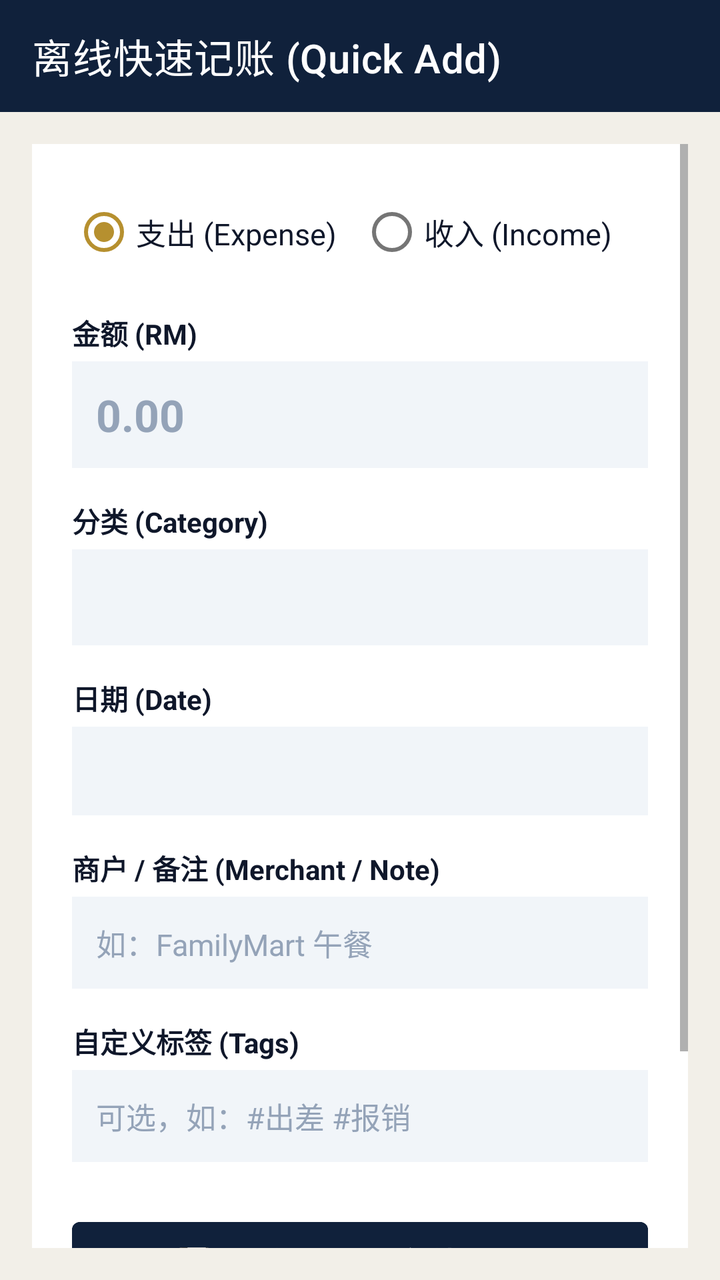
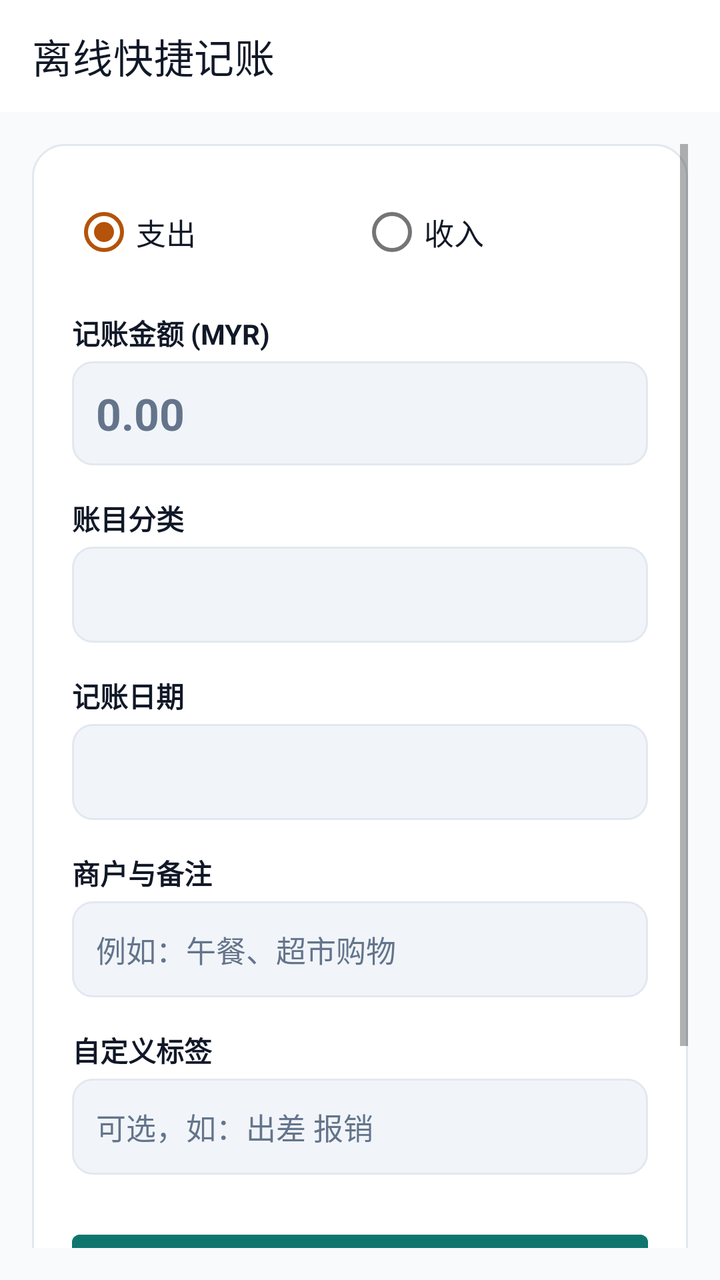

Compare the two renders of this Android layout. The source of the first and the diff that turns it into the second are given below.
<!-- AndroidManifest.xml: application theme Theme.MyLedgerCompanion -->
<!-- res/layout/activity_quick_add.xml -->
<?xml version="1.0" encoding="utf-8"?>
<LinearLayout xmlns:android="http://schemas.android.com/apk/res/android"
    xmlns:app="http://schemas.android.com/apk/res-auto"
    android:layout_width="match_parent"
    android:layout_height="match_parent"
    android:orientation="vertical"
    android:background="@color/background">

    
    <androidx.appcompat.widget.Toolbar
        android:id="@+id/toolbar"
        android:layout_width="match_parent"
        android:layout_height="?attr/actionBarSize"
        android:background="@color/navy_primary"
        app:titleTextColor="@color/white"
        app:title="离线快速记账 (Quick Add)" />

    <ScrollView
        android:layout_width="match_parent"
        android:layout_height="match_parent"
        android:padding="16dp">

        <LinearLayout
            android:layout_width="match_parent"
            android:layout_height="wrap_content"
            android:orientation="vertical"
            android:background="@color/card_bg"
            android:padding="20dp"
            android:elevation="2dp">

            
            <RadioGroup
                android:id="@+id/typeRadioGroup"
                android:layout_width="match_parent"
                android:layout_height="wrap_content"
                android:orientation="horizontal"
                android:layout_marginBottom="16dp">

                <RadioButton
                    android:id="@+id/radioExpense"
                    android:layout_width="0dp"
                    android:layout_height="wrap_content"
                    android:layout_weight="1"
                    android:text="支出 (Expense)"
                    android:textColor="@color/text_main"
                    android:checked="true"
                    android:textSize="15sp" />

                <RadioButton
                    android:id="@+id/radioIncome"
                    android:layout_width="0dp"
                    android:layout_height="wrap_content"
                    android:layout_weight="1"
                    android:text="收入 (Income)"
                    android:textColor="@color/text_main"
                    android:textSize="15sp" />
            </RadioGroup>

            
            <TextView
                android:layout_width="wrap_content"
                android:layout_height="wrap_content"
                android:text="金额 (RM)"
                android:textStyle="bold"
                android:textColor="@color/text_main"
                android:textSize="14sp"
                android:layout_marginBottom="4dp" />

            <EditText
                android:id="@+id/amountEditText"
                android:layout_width="match_parent"
                android:layout_height="wrap_content"
                android:hint="0.00"
                android:inputType="numberDecimal"
                android:textSize="22sp"
                android:textStyle="bold"
                android:textColor="@color/input_text"
                android:textColorHint="@color/input_hint"
                android:padding="12dp"
                android:background="@color/input_bg"
                android:layout_marginBottom="16dp" />

            
            <TextView
                android:layout_width="wrap_content"
                android:layout_height="wrap_content"
                android:text="分类 (Category)"
                android:textStyle="bold"
                android:textColor="@color/text_main"
                android:textSize="14sp"
                android:layout_marginBottom="4dp" />

            <Spinner
                android:id="@+id/categorySpinner"
                android:layout_width="match_parent"
                android:layout_height="48dp"
                android:background="@color/input_bg"
                android:padding="8dp"
                android:layout_marginBottom="16dp" />

            
            <TextView
                android:layout_width="wrap_content"
                android:layout_height="wrap_content"
                android:text="日期 (Date)"
                android:textStyle="bold"
                android:textColor="@color/text_main"
                android:textSize="14sp"
                android:layout_marginBottom="4dp" />

            <EditText
                android:id="@+id/dateEditText"
                android:layout_width="match_parent"
                android:layout_height="wrap_content"
                android:focusable="false"
                android:clickable="true"
                android:padding="12dp"
                android:background="@color/input_bg"
                android:textSize="15sp"
                android:textColor="@color/input_text"
                android:textColorHint="@color/input_hint"
                android:layout_marginBottom="16dp" />

            
            <TextView
                android:layout_width="wrap_content"
                android:layout_height="wrap_content"
                android:text="商户 / 备注 (Merchant / Note)"
                android:textStyle="bold"
                android:textColor="@color/text_main"
                android:textSize="14sp"
                android:layout_marginBottom="4dp" />

            <EditText
                android:id="@+id/noteEditText"
                android:layout_width="match_parent"
                android:layout_height="wrap_content"
                android:hint="如：FamilyMart 午餐"
                android:padding="12dp"
                android:background="@color/input_bg"
                android:textSize="15sp"
                android:textColor="@color/input_text"
                android:textColorHint="@color/input_hint"
                android:layout_marginBottom="16dp" />

            
            <TextView
                android:layout_width="wrap_content"
                android:layout_height="wrap_content"
                android:text="自定义标签 (Tags)"
                android:textStyle="bold"
                android:textColor="@color/text_main"
                android:textSize="14sp"
                android:layout_marginBottom="4dp" />

            <EditText
                android:id="@+id/tagEditText"
                android:layout_width="match_parent"
                android:layout_height="wrap_content"
                android:hint="可选，如：#出差 #报销"
                android:padding="12dp"
                android:background="@color/input_bg"
                android:textSize="15sp"
                android:textColor="@color/input_text"
                android:textColorHint="@color/input_hint"
                android:layout_marginBottom="24dp" />

            
            <Button
                android:id="@+id/saveButton"
                android:layout_width="match_parent"
                android:layout_height="52dp"
                android:backgroundTint="@color/navy_primary"
                android:text="💾 保存记录 (离线优先)"
                android:textColor="@color/white"
                android:textStyle="bold"
                android:textSize="16sp" />

            
            <Button
                android:id="@+id/btnGoToFullLedger"
                style="?attr/materialButtonOutlinedStyle"
                android:layout_width="match_parent"
                android:layout_height="wrap_content"
                android:layout_marginTop="16dp"
                android:padding="12dp"
                android:text="✨ 需要记储蓄、账户扣减或分期？\n前往高级记账大厅"
                android:textColor="@color/navy_primary"
                android:textSize="13sp"
                app:strokeColor="@color/navy_primary" />

        </LinearLayout>
    </ScrollView>

</LinearLayout>
<!-- resources referenced by this layout -->
<resources>
  <color name="background">#F2EFE8</color>
  <color name="card_bg">#FFFFFF</color>
  <color name="input_bg">#F1F5F9</color>
  <color name="input_hint">#94A3B8</color>
  <color name="input_text">#0F172A</color>
  <color name="navy_primary">#10213B</color>
  <color name="text_main">#0F172A</color>
  <color name="white">#FFFFFF</color>
  <style name="Theme.MyLedgerCompanion" parent="Theme.MaterialComponents.DayNight.NoActionBar">
          <item name="colorPrimary">@color/navy_primary</item>
          <item name="colorPrimaryVariant">@color/navy_secondary</item>
          <item name="colorOnPrimary">@color/white</item>
          <item name="colorSecondary">@color/gold_accent</item>
          <item name="android:statusBarColor">@color/navy_primary</item>
          <item name="android:navigationBarColor">@color/navy_primary</item>
          <item name="android:windowBackground">@color/background</item>
      </style>
  <color name="navy_secondary">#17324F</color>
  <color name="gold_accent">#B6902F</color>
</resources>

<!-- the commit's change to res/layout/activity_quick_add.xml (unified diff, before → after) -->
@@ -11,9 +11,9 @@
         android:id="@+id/toolbar"
         android:layout_width="match_parent"
         android:layout_height="?attr/actionBarSize"
-        android:background="@color/navy_primary"
-        app:titleTextColor="@color/white"
-        app:title="离线快速记账 (Quick Add)" />
+        android:background="@color/surface"
+        app:titleTextColor="@color/text_primary"
+        app:title="离线快捷记账" />
 
     <ScrollView
         android:layout_width="match_parent"
@@ -24,9 +24,8 @@
             android:layout_width="match_parent"
             android:layout_height="wrap_content"
             android:orientation="vertical"
-            android:background="@color/card_bg"
-            android:padding="20dp"
-            android:elevation="2dp">
+            android:background="@drawable/bg_card_rounded"
+            android:padding="20dp">
 
             
             <RadioGroup
@@ -41,8 +40,8 @@
                     android:layout_width="0dp"
                     android:layout_height="wrap_content"
                     android:layout_weight="1"
-                    android:text="支出 (Expense)"
-                    android:textColor="@color/text_main"
+                    android:text="支出"
+                    android:textColor="@color/text_primary"
                     android:checked="true"
                     android:textSize="15sp" />
 
@@ -51,8 +50,8 @@
                     android:layout_width="0dp"
                     android:layout_height="wrap_content"
                     android:layout_weight="1"
-                    android:text="收入 (Income)"
-                    android:textColor="@color/text_main"
+                    android:text="收入"
+                    android:textColor="@color/text_primary"
                     android:textSize="15sp" />
             </RadioGroup>
 
@@ -60,33 +59,34 @@
             <TextView
                 android:layout_width="wrap_content"
                 android:layout_height="wrap_content"
-                android:text="金额 (RM)"
+                android:text="记账金额 (MYR)"
                 android:textStyle="bold"
-                android:textColor="@color/text_main"
+                android:textColor="@color/text_primary"
                 android:textSize="14sp"
                 android:layout_marginBottom="4dp" />
 
             <EditText
                 android:id="@+id/amountEditText"
                 android:layout_width="match_parent"
-                android:layout_height="wrap_content"
+                android:layout_height="52dp"
                 android:hint="0.00"
                 android:inputType="numberDecimal"
                 android:textSize="22sp"
                 android:textStyle="bold"
-                android:textColor="@color/input_text"
-                android:textColorHint="@color/input_hint"
-                android:padding="12dp"
-                android:background="@color/input_bg"
+                android:textColor="@color/text_primary"
+                android:textColorHint="@color/text_muted"
+                android:paddingStart="12dp"
+                android:paddingEnd="12dp"
+                android:background="@drawable/bg_input_rounded"
                 android:layout_marginBottom="16dp" />
 
             
             <TextView
                 android:layout_width="wrap_content"
                 android:layout_height="wrap_content"
-                android:text="分类 (Category)"
+                android:text="账目分类"
                 android:textStyle="bold"
-                android:textColor="@color/text_main"
+                android:textColor="@color/text_primary"
                 android:textSize="14sp"
                 android:layout_marginBottom="4dp" />
 
@@ -94,7 +94,7 @@
                 android:id="@+id/categorySpinner"
                 android:layout_width="match_parent"
                 android:layout_height="48dp"
-                android:background="@color/input_bg"
+                android:background="@drawable/bg_input_rounded"
                 android:padding="8dp"
                 android:layout_marginBottom="16dp" />
 
@@ -102,77 +102,80 @@
             <TextView
                 android:layout_width="wrap_content"
                 android:layout_height="wrap_content"
-                android:text="日期 (Date)"
+                android:text="记账日期"
                 android:textStyle="bold"
-                android:textColor="@color/text_main"
+                android:textColor="@color/text_primary"
                 android:textSize="14sp"
                 android:layout_marginBottom="4dp" />
 
             <EditText
                 android:id="@+id/dateEditText"
                 android:layout_width="match_parent"
-                android:layout_height="wrap_content"
+                android:layout_height="48dp"
                 android:focusable="false"
                 android:clickable="true"
-                android:padding="12dp"
-                android:background="@color/input_bg"
+                android:paddingStart="12dp"
+                android:paddingEnd="12dp"
+                android:background="@drawable/bg_input_rounded"
                 android:textSize="15sp"
-                android:textColor="@color/input_text"
-                android:textColorHint="@color/input_hint"
+                android:textColor="@color/text_primary"
+                android:textColorHint="@color/text_muted"
                 android:layout_marginBottom="16dp" />
 
             
             <TextView
                 android:layout_width="wrap_content"
                 android:layout_height="wrap_content"
-                android:text="商户 / 备注 (Merchant / Note)"
+                android:text="商户与备注"
                 android:textStyle="bold"
-                android:textColor="@color/text_main"
+                android:textColor="@color/text_primary"
                 android:textSize="14sp"
                 android:layout_marginBottom="4dp" />
 
             <EditText
                 android:id="@+id/noteEditText"
                 android:layout_width="match_parent"
-                android:layout_height="wrap_content"
-                android:hint="如：FamilyMart 午餐"
-                android:padding="12dp"
-                android:background="@color/input_bg"
+                android:layout_height="48dp"
+                android:hint="例如：午餐、超市购物"
+                android:paddingStart="12dp"
+                android:paddingEnd="12dp"
+                android:background="@drawable/bg_input_rounded"
                 android:textSize="15sp"
-                android:textColor="@color/input_text"
-                android:textColorHint="@color/input_hint"
+                android:textColor="@color/text_primary"
+                android:textColorHint="@color/text_muted"
                 android:layout_marginBottom="16dp" />
 
             
             <TextView
                 android:layout_width="wrap_content"
                 android:layout_height="wrap_content"
-                android:text="自定义标签 (Tags)"
+                android:text="自定义标签"
                 android:textStyle="bold"
-                android:textColor="@color/text_main"
+                android:textColor="@color/text_primary"
                 android:textSize="14sp"
                 android:layout_marginBottom="4dp" />
 
             <EditText
                 android:id="@+id/tagEditText"
                 android:layout_width="match_parent"
-                android:layout_height="wrap_content"
-                android:hint="可选，如：#出差 #报销"
-                android:padding="12dp"
-                android:background="@color/input_bg"
+                android:layout_height="48dp"
+                android:hint="可选，如：出差 报销"
+                android:paddingStart="12dp"
+                android:paddingEnd="12dp"
+                android:background="@drawable/bg_input_rounded"
                 android:textSize="15sp"
-                android:textColor="@color/input_text"
-                android:textColorHint="@color/input_hint"
+                android:textColor="@color/text_primary"
+                android:textColorHint="@color/text_muted"
                 android:layout_marginBottom="24dp" />
 
             
             <Button
                 android:id="@+id/saveButton"
                 android:layout_width="match_parent"
-                android:layout_height="52dp"
-                android:backgroundTint="@color/navy_primary"
-                android:text="💾 保存记录 (离线优先)"
-                android:textColor="@color/white"
+                android:layout_height="50dp"
+                android:backgroundTint="@color/primary"
+                android:text="保存账目"
+                android:textColor="@color/on_primary"
                 android:textStyle="bold"
                 android:textSize="16sp" />
 
@@ -184,10 +187,10 @@
                 android:layout_height="wrap_content"
                 android:layout_marginTop="16dp"
                 android:padding="12dp"
-                android:text="✨ 需要记储蓄、账户扣减或分期？\n前往高级记账大厅"
-                android:textColor="@color/navy_primary"
+                android:text="✨ 需要记储蓄、账户扣减或转账？\n前往全功能记账大厅"
+                android:textColor="@color/primary"
                 android:textSize="13sp"
-                app:strokeColor="@color/navy_primary" />
+                app:strokeColor="@color/primary" />
 
         </LinearLayout>
     </ScrollView>
<!-- resource entries referenced after the edit -->
@@ -1,12 +1,32 @@
 <!-- resources referenced by this layout -->
 <resources>
-  <color name="background">#F2EFE8</color>
-  <color name="card_bg">#FFFFFF</color>
-  <color name="input_bg">#F1F5F9</color>
-  <color name="input_hint">#94A3B8</color>
-  <color name="input_text">#0F172A</color>
-  <color name="navy_primary">#10213B</color>
-  <color name="text_main">#0F172A</color>
+  <color name="background">#F8FAFC</color>
+  <color name="on_primary">#FFFFFF</color>
+  <color name="primary">#0F766E</color>
+  <color name="surface">#FFFFFF</color>
+  <color name="text_muted">#64748B</color>
+  <color name="text_primary">#111827</color>
+  <!-- drawable bg_card_rounded (drawable) -->
+  <?xml version="1.0" encoding="utf-8"?>
+  <shape xmlns:android="http://schemas.android.com/apk/res/android"
+      android:shape="rectangle">
+      <solid android:color="@color/surface" />
+      <stroke
+          android:width="1dp"
+          android:color="@color/border_color" />
+      <corners android:radius="16dp" />
+  </shape>
+  <!-- drawable bg_input_rounded (drawable) -->
+  <?xml version="1.0" encoding="utf-8"?>
+  <shape xmlns:android="http://schemas.android.com/apk/res/android"
+      android:shape="rectangle">
+      <solid android:color="@color/surface_subtle" />
+      <stroke
+          android:width="1dp"
+          android:color="@color/border_color" />
+      <corners android:radius="10dp" />
+  </shape>
+  <color name="navy_primary">#0F766E</color>
   <color name="white">#FFFFFF</color>
   <style name="Theme.MyLedgerCompanion" parent="Theme.MaterialComponents.DayNight.NoActionBar">
           <item name="colorPrimary">@color/navy_primary</item>
@@ -17,7 +37,9 @@
           <item name="android:navigationBarColor">@color/navy_primary</item>
           <item name="android:windowBackground">@color/background</item>
       </style>
-  <color name="navy_secondary">#17324F</color>
-  <color name="gold_accent">#B6902F</color>
+  <color name="border_color">#E2E8F0</color>
+  <color name="surface_subtle">#F1F5F9</color>
+  <color name="navy_secondary">#115E59</color>
+  <color name="gold_accent">#B45309</color>
 </resources>
 
